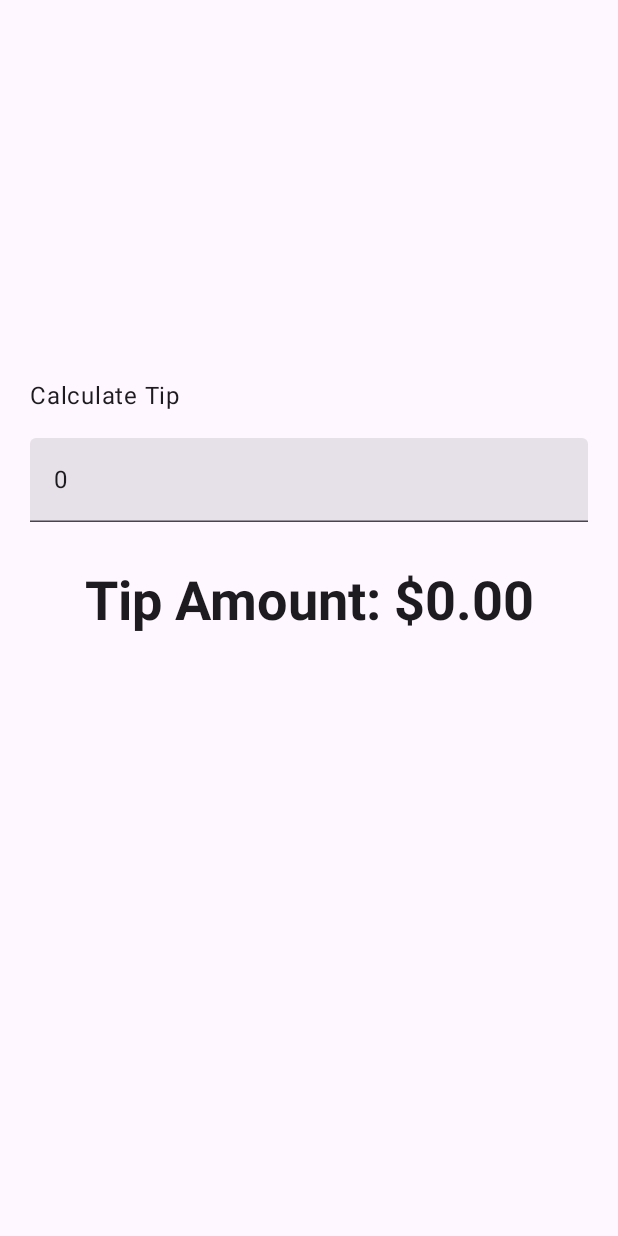
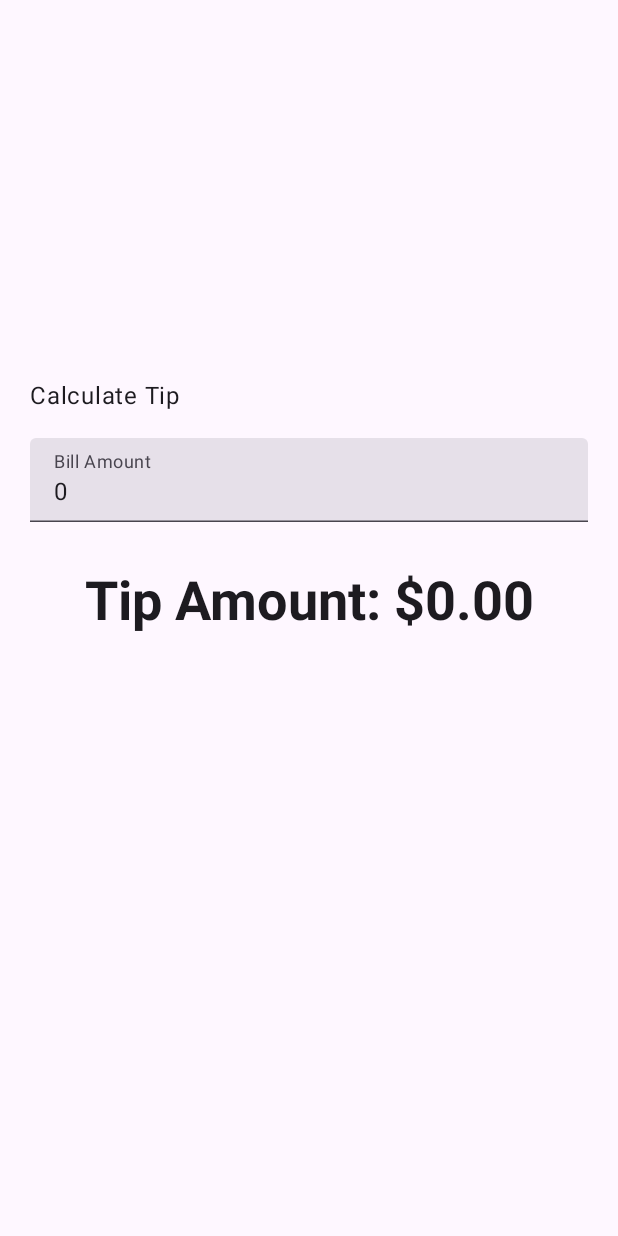
Before and after one commit to maverickamit/tip-time, an Android app built with Jetpack Compose: the screen it shows after launch (MainActivity), on a phone screen of 412 x 824 dp. Run offline under Robolectric (Android 15) with nearby library versions, the phone set to English and light mode, and no system bars.

Commit message:
Add label to the textfield input

```diff
--- a/app/src/main/java/com/example/tiptime/MainActivity.kt
+++ b/app/src/main/java/com/example/tiptime/MainActivity.kt
@@ -89,9 +89,12 @@ fun EditNumberField(modifier: Modifier = Modifier){
     var amountInput by remember {
         mutableStateOf("0")
     }
-    TextField(value = amountInput   , onValueChange = { amountInput = it} ,modifier = modifier)
+    TextField(value = amountInput,
+        label={Text(text = stringResource(id = R.string.bill_amount))},
+        singleLine = true,
+        onValueChange = { amountInput = it},
+        modifier = modifier)
 }
-
 
 /**
  * Calculates the tip based on the user input and format the tip amount
```
